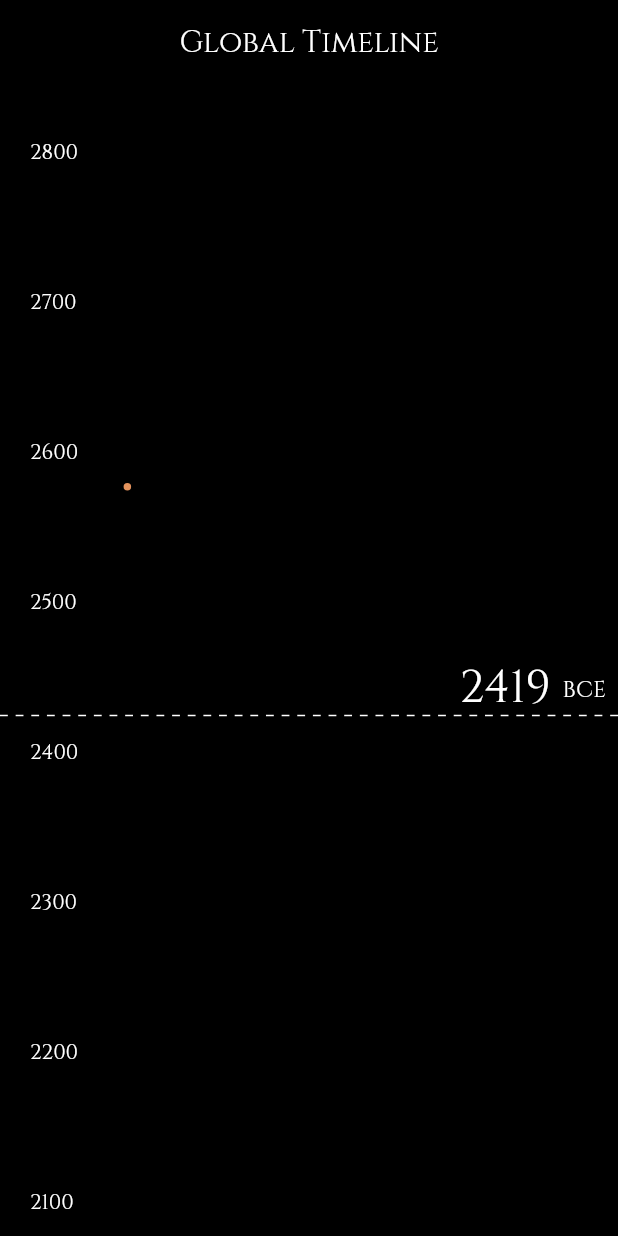
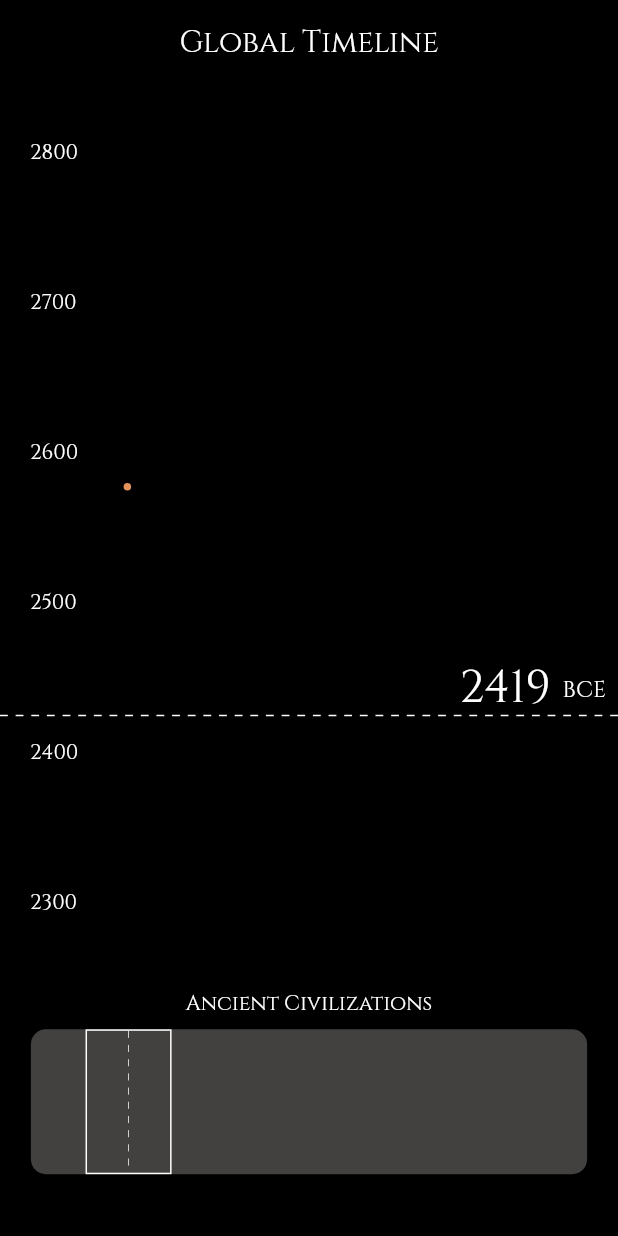
Before and after one commit to freekvandeven/flutter_earth_history, a Flutter app: the screen it shows after launch, scrolled down 576 dp, on a phone screen of 412 x 824 dp. Run offline on Flutter 3.47's test engine with Material 2 defaults, Android fonts, the phone set to English and light mode, and no system bars; our stand-ins replace flutter_hooks, go_router, hooks_riverpod; generated files the repository leaves out were written again.

Commit message:
feat: horizontal slider preview

```diff
--- a/lib/src/features/timeline/timeline.dart
+++ b/lib/src/features/timeline/timeline.dart
@@ -3,6 +3,7 @@ import 'dart:async';
 import 'package:flutter/material.dart';
 import 'package:flutter/services.dart';
 import 'package:flutter_earth_history/src/features/timeline/widgets/divider.dart';
+import 'package:flutter_earth_history/src/features/timeline/widgets/horizontal_preview.dart';
 import 'package:flutter_earth_history/src/features/timeline/widgets/information_card.dart';
 import 'package:flutter_earth_history/src/global/extensions/localization.dart';
 import 'package:flutter_earth_history/src/services/history_events.dart';
@@ -216,6 +217,33 @@ class GlobalTimelineScreen extends HookConsumerWidget {
           ],
 
           // horizontal timeline preview
+          Align(
+            alignment: Alignment.bottomCenter,
+            child: Container(
+              decoration: const BoxDecoration(
+                color: ProjectTheme.backgroundColor,
+                // add a shadow at the top of the box
+                boxShadow: [
+                  BoxShadow(
+                    color: ProjectTheme.backgroundColor,
+                    blurRadius: 20,
+                    spreadRadius: 20,
+                  ),
+                ],
+              ),
+              padding: EdgeInsets.only(
+                left: size.width * 0.05,
+                right: size.width * 0.05,
+                bottom: size.height * 0.05,
+              ),
+              height: size.height * 0.2,
+              child: HorizontalPreviewSlider(
+                yearStart: yearStart,
+                yearEnd: yearEnd,
+                scrollController: scrollController,
+              ),
+            ),
+          ),
         ],
       ),
     );
--- /dev/null
+++ b/lib/src/features/timeline/widgets/horizontal_preview.dart
@@ -0,0 +1,114 @@
+import 'dart:math';
+
+import 'package:flutter/material.dart';
+import 'package:flutter_earth_history/src/services/history_periods.dart';
+import 'package:flutter_hooks/flutter_hooks.dart';
+import 'package:hooks_riverpod/hooks_riverpod.dart';
+
+class HorizontalPreviewSlider extends HookConsumerWidget {
+  const HorizontalPreviewSlider({
+    required this.scrollController,
+    required this.yearStart,
+    required this.yearEnd,
+    super.key,
+  });
+
+  final ScrollController scrollController;
+  final int yearStart;
+  final int yearEnd;
+
+  @override
+  Widget build(BuildContext context, WidgetRef ref) {
+    var historyPeriods = ref.watch(historyPeriodsProvider);
+    var currentYear = useState(yearStart);
+    var totalYears = yearEnd - yearStart;
+    var amountOfDottedLines = 10;
+    var currentPeriod = historyPeriods.firstWhere(
+      (period) =>
+          period.yearAfterBCStart <= currentYear.value &&
+          period.yearAfterBCEnd >= currentYear.value,
+      orElse: () => currentYear.value.isNegative
+          ? historyPeriods.first
+          : historyPeriods.last,
+    );
+
+    useListenable(scrollController).addListener(() {
+      var pixels = scrollController.position.pixels;
+      var scrollHeight = scrollController.position.maxScrollExtent;
+      var scrollPercentage = pixels / scrollHeight;
+      var scrollYear = yearStart + scrollPercentage * (yearEnd - yearStart);
+      currentYear.value = scrollYear.toInt();
+    });
+
+    return LayoutBuilder(
+      builder: (context, constraints) {
+        var scrollViewPercentage = scrollController.position.viewportDimension /
+            scrollController.position.maxScrollExtent;
+        var frameWidth = constraints.maxWidth * scrollViewPercentage;
+        return Column(
+          crossAxisAlignment: CrossAxisAlignment.center,
+          children: [
+            Text(
+              currentPeriod.title,
+            ),
+            const SizedBox(
+              height: 8,
+            ),
+            Expanded(
+              child: Container(
+                decoration: BoxDecoration(
+                  color: const Color.fromARGB(255, 67, 64, 64),
+                  borderRadius: BorderRadius.circular(10),
+                ),
+                width: double.infinity,
+                child: Stack(
+                  alignment: Alignment.centerLeft,
+                  children: [
+                    Container(
+                      decoration: BoxDecoration(
+                        border: Border.all(
+                          color: Colors.white,
+                          width: 1,
+                        ),
+                      ),
+                      margin: EdgeInsets.only(
+                        left: max(
+                          0,
+                          min(
+                            constraints.maxWidth - frameWidth,
+                            (constraints.maxWidth - frameWidth) *
+                                (currentYear.value - yearStart) /
+                                totalYears,
+                          ),
+                        ),
+                      ),
+                      width: frameWidth,
+                      child: Column(
+                        children: [
+                          // a vertical dotted line
+                          for (var i = 0; i < amountOfDottedLines; i++) ...[
+                            Expanded(
+                              flex: 2,
+                              child: Container(
+                                width: 0.5,
+                                color: Colors.white,
+                              ),
+                            ),
+                            Expanded(
+                              flex: 2,
+                              child: Container(),
+                            ),
+                          ],
+                        ],
+                      ),
+                    ),
+                  ],
+                ),
+              ),
+            ),
+          ],
+        );
+      },
+    );
+  }
+}
```
